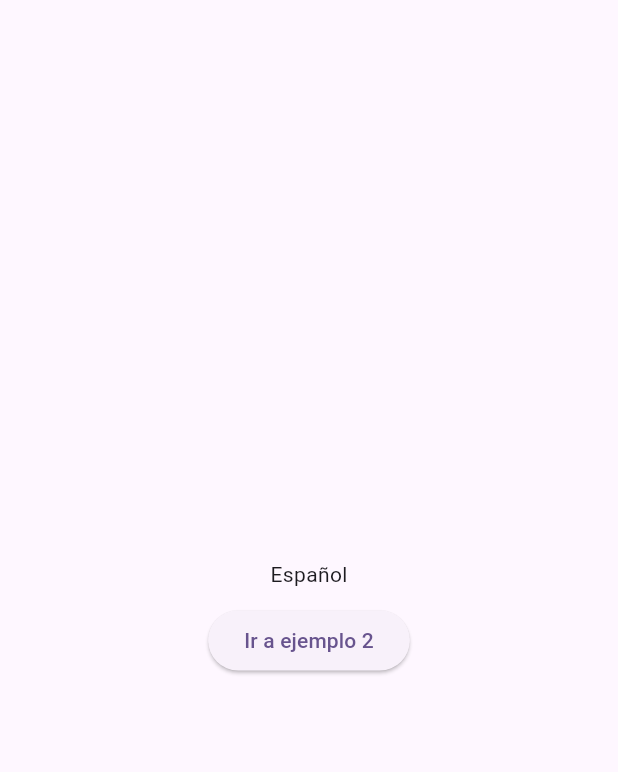
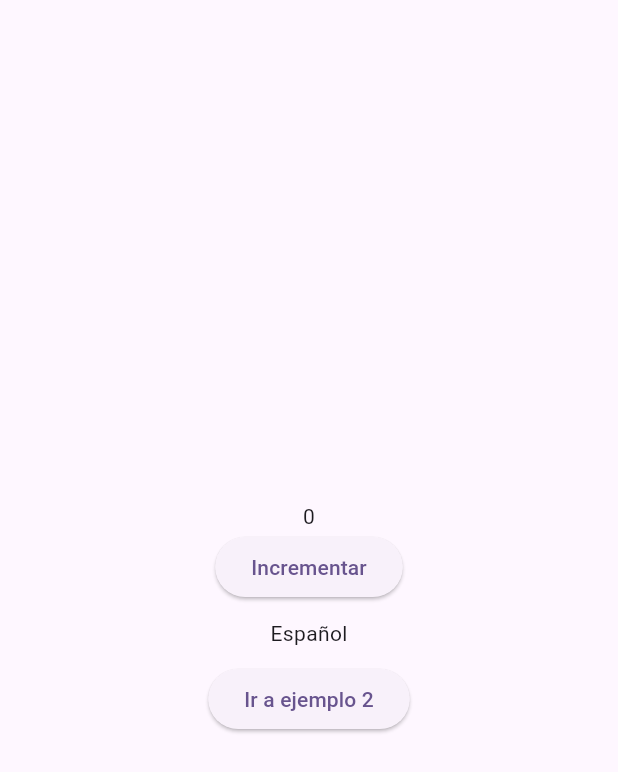
Before and after one commit to IsselCode/Widget-Explorer, a Flutter app: the screen it shows after launch, on a phone screen of 412 x 824 dp. Shown: the top 772 px of the screen. Run offline on Flutter 3.47's test engine with Material 3 defaults, Android fonts, the light colour scheme and no system bars.

Commit message:
Capítulo 18: Introducción al StatefulWidget y su Ciclo de Vida

```diff
--- a/lib/gestion_de_estado/example_widget.dart
+++ b/lib/gestion_de_estado/example_widget.dart
@@ -2,28 +2,97 @@ import 'package:flutter/material.dart';
 import 'package:widget_explorer/gestion_de_estado/example_widget_2.dart';
 import 'package:widget_explorer/gestion_de_estado/idioma.dart';
 
-class ExampleWidget extends StatelessWidget {
+// La clase del widget: Define la configuración del widget.
+class ExampleWidget extends StatefulWidget {
+
+  final dynamic someProperty = "d";
+
   const ExampleWidget({super.key});
+
+  @override
+  State<ExampleWidget> createState() => _ExampleWidgetState();
+}
+
+// La clase del estado: Contiene la lógica y las variables que definen el estado mutable del widget.
+class _ExampleWidgetState extends State<ExampleWidget> {
+
+  // ya no debe ser final
+  // late Idioma idioma;
+
+  // 1
+  @override
+  void initState() {
+    /*
+    initState() es el primer método llamado cuando el State de un StatefulWidget
+    se crea, pero el widget todavía no está completamente añadido al árbol.
+
+    InheritedWidget.of(context) necesita que el widget esté ya "enganchado" al árbol
+    de widgets para buscar y suscribirse correctamente al InheritedWidget.
+
+    Flutter recomienda que la inicialización basada en dependencias se realice en
+    didChangeDependencies(), porque este método se llama inmediatamente después
+    de que el widget esté completamente añadido al árbol.
+    */
+    super.initState();
+    print("Widget inicializado");
+    // idioma = Idioma.of(context);
+  }
+
+  /*
+   2
+   En Flutter, didChangeDependencies() se invoca automáticamente cuando cambia algo en el contexto
+   de las dependencias del widget (por ejemplo, cuando un InheritedWidget del cual depende se actualiza
+   y updateShouldNotify devuelve true).
+  */
+  @override
+  void didChangeDependencies() {
+    // TODO: implement didChangeDependencies
+    super.didChangeDependencies();
+    print("Dependencias cambiaron");
+    /*
+    Se llama después de initState().
+    Esto asegura que el context del widget ya está disponible y correctamente vinculado al árbol.
+
+    Se llama automáticamente cuando cambian las dependencias.
+    Si el InheritedWidget del que depende tu widget cambia, Flutter invoca automáticamente
+    didChangeDependencies() para que puedas reaccionar.
+     */
+    // idioma = Idioma.of(context);
+  }
+
+  int _counter = 0;
 
   @override
   Widget build(BuildContext context) {
     /*
-      Acceso al valor de 'idioma':
-      Mediante 'Idioma.of(context)', se obtiene la instancia de InheritedWidget,
-      permitiendo leer la propiedad 'idioma'.
+    Si solo necesitas mostrar valores del InheritedWidget en la UI
+    y no necesitas almacenarlos en variables internas del estado,
+    puedes usar directamente build() para acceder al InheritedWidget:
     */
-    final Idioma idioma = Idioma.of(context);
+    Idioma idioma = Idioma.of(context);
 
     return Scaffold(
       body: Center(
         child: Column(
           mainAxisAlignment: MainAxisAlignment.center,
           children: [
+            Text(_counter.toString()),
+            ElevatedButton(
+                onPressed: () {
+                  _counter ++;
+                  setState(() {});
+                },
+                child: Text("Incrementar")
+            ),
+
+            const SizedBox(height: 10,),
+
             Text(idioma.idioma),
             const SizedBox(height: 10,),
             ElevatedButton(
               onPressed: () {
-                Navigator.push(
+                // Se cambió a un push Replacement para mostrar eliminar y destruir el widget del arbol de widgets
+                Navigator.pushReplacement(
                   context,
                   MaterialPageRoute(builder: (context) => ExampleWidget2(),)
                 );
@@ -35,4 +104,43 @@ class ExampleWidget extends StatelessWidget {
       ),
     );
   }
+
+  @override
+  void didUpdateWidget(covariant ExampleWidget oldWidget) {
+    // TODO: implement didUpdateWidget
+    super.didUpdateWidget(oldWidget);
+
+    /*
+    Incluso si no realizas cambios directos en el widget, el hot reload crea
+    una nueva instancia del widget raíz (por ejemplo, ExampleWidget).
+    Esto activa el método didUpdateWidget porque Flutter interpreta que la configuración
+    del widget (es decir, su instancia) ha cambiado, aunque sus propiedades sean las mismas.
+    */
+    print("Widget actualizado");
+
+    /*
+    Puedes comparar las propiedades del widget anterior (oldWidget) con las del nuevo (widget)
+    para ejecutar alguna lógica solo si hubo un cambio real:
+
+    Si la propiedad someProperty no cambia durante el hot reload, no se ejecutará la lógica adicional.
+    */
+    if (oldWidget.someProperty != widget.someProperty) {
+      // Solo actúa si las propiedades del widget cambiaron
+      print("Propiedad actualizada");
+    }
+
+  }
+
+  @override
+  void deactivate() {
+    super.deactivate();
+    print("Widget desactivado");
+  }
+
+  @override
+  void dispose() {
+    super.dispose();
+    print("Widget destruido");
+  }
+
 }
```
Also changed, not shown: 1 other file.
